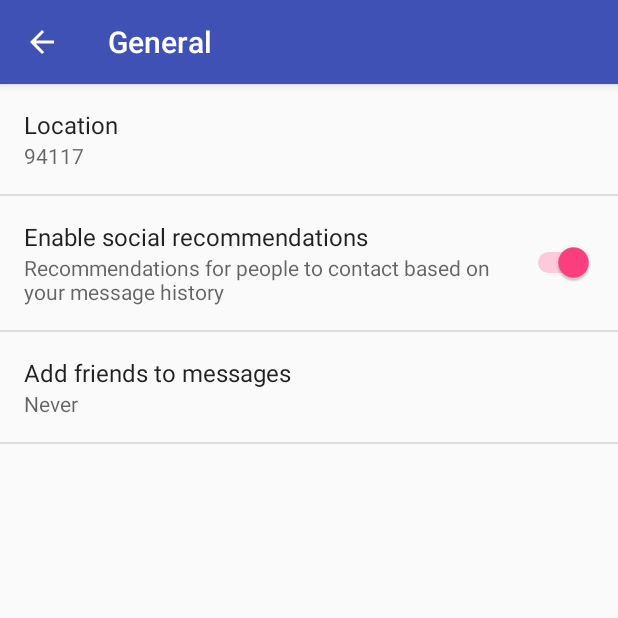
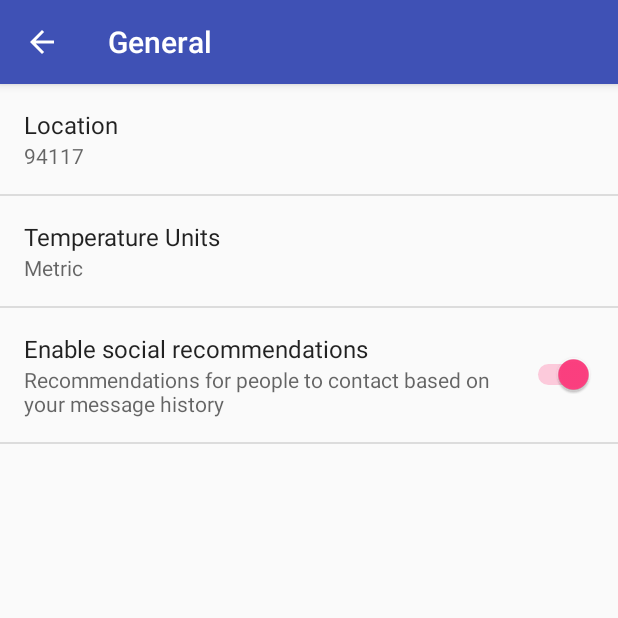
Before and after one commit to mojavedejavu/Sunshine, an Android app: the SettingsActivity screen opened directly, with no data from a screen before it, after a tap on "General", on a phone screen of 412 x 824 dp, the top half of it. Run offline under Robolectric (Android 15) with nearby library versions, the phone set to English and light mode, and no system bars.

Commit message:
add temperature units settings

```diff
--- a/app/src/main/java/com/example/xfang/sunshine/SettingsActivity.java
+++ b/app/src/main/java/com/example/xfang/sunshine/SettingsActivity.java
@@ -191,7 +191,7 @@ public class SettingsActivity extends AppCompatPreferenceActivity {
             // updated to reflect the new value, per the Android Design
             // guidelines.
             bindPreferenceSummaryToValue(findPreference(getString(R.string.pref_location_key)));
-            bindPreferenceSummaryToValue(findPreference("example_list"));
+            bindPreferenceSummaryToValue(findPreference(getString(R.string.pref_units_key)));
         }
 
         @Override
--- a/app/src/main/java/com/example/xfang/sunshine/Utilities.java
+++ b/app/src/main/java/com/example/xfang/sunshine/Utilities.java
@@ -41,7 +41,7 @@ public class Utilities {
 
                 String day = getReadableDate(new Time().setJulianDay(firstDayJulian + i));
 
-                String dailyString = day + " " + min + " ~ " + max + ", " + description;
+                String dailyString = day + " " + min + " / " + max + ", " + description;
                 result[i] = dailyString;
                 Log.d(LOG_TAG, dailyString);
             }
--- a/app/src/main/res/values/strings.xml
+++ b/app/src/main/res/values/strings.xml
@@ -9,6 +9,20 @@
     <string name="pref_location_key">location</string>
     <string name="pref_location_title">Location</string>
     <string name="pref_location_defaultValue">94117</string>
+
+    <string name="pref_units_key">units</string>
+    <string name="pref_units_title">Temperature Units</string>
+    <string name="pref_units_defaultValue">metric</string>
+
+    <string-array name="pref_units_key_array">
+        <item>metric</item>
+        <item>imperial</item>
+    </string-array>
+
+    <string-array name="pref_units_label_array">
+        <item>Metric</item>
+        <item>Imperial</item>
+    </string-array>
 
     <!-- Example General settings -->
     <string name="pref_header_general">General</string>
--- a/app/src/main/res/xml/pref_general.xml
+++ b/app/src/main/res/xml/pref_general.xml
@@ -8,7 +8,20 @@
         android:defaultValue="@string/pref_location_defaultValue"
         android:inputType="text"
         android:singleLine="true"
-        android:summary="Location"
+        />
+
+
+    <!-- NOTE: Hide buttons to simplify the UI. Users can touch outside the dialog to
+         dismiss it. -->
+    <!-- NOTE: ListPreference's summary should be set to its value by the activity code. -->
+    <ListPreference
+        android:key="@string/pref_units_key"
+        android:title="@string/pref_units_title"
+        android:defaultValue="@string/pref_units_defaultValue"
+        android:entries="@array/pref_units_label_array"
+        android:entryValues="@array/pref_units_key_array"
+        android:negativeButtonText="@null"
+        android:positiveButtonText="@null"
         />
 
 
@@ -18,18 +31,4 @@
         android:summary="@string/pref_description_social_recommendations"
         android:title="@string/pref_title_social_recommendations" />
 
-
-
-    <!-- NOTE: Hide buttons to simplify the UI. Users can touch outside the dialog to
-         dismiss it. -->
-    <!-- NOTE: ListPreference's summary should be set to its value by the activity code. -->
-    <ListPreference
-        android:defaultValue="-1"
-        android:entries="@array/pref_example_list_titles"
-        android:entryValues="@array/pref_example_list_values"
-        android:key="example_list"
-        android:negativeButtonText="@null"
-        android:positiveButtonText="@null"
-        android:title="@string/pref_title_add_friends_to_messages" />
-
 </PreferenceScreen>
```
